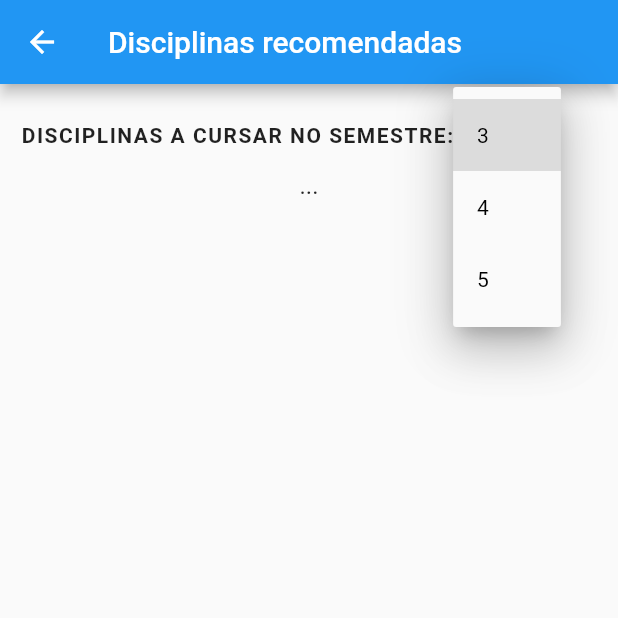
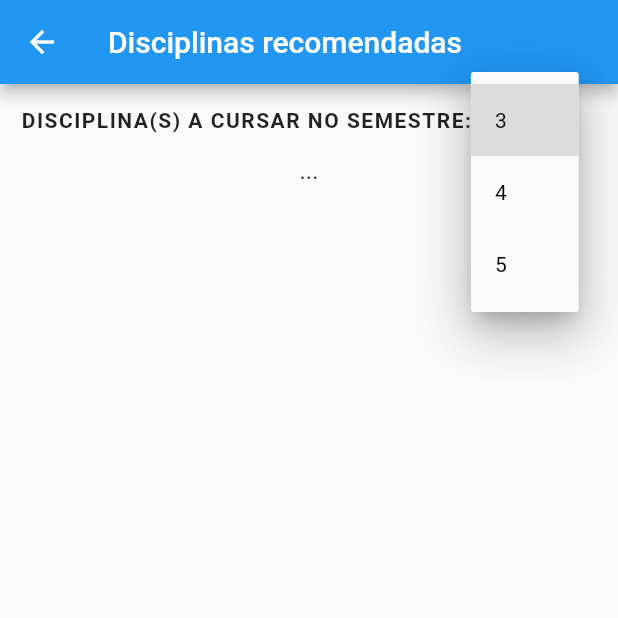
Before and after one commit to EbonyMarques/FPA, a Flutter app: the RecommendedClassesPage screen opened directly with empty values, after a tap on an icon or button, on a phone screen of 412 x 824 dp, the top half of it. Run offline on Flutter 3.47's test engine with Material 2 defaults, Android fonts, the phone set to English and light mode, and no system bars; our stand-ins replace firebase_auth, firebase_core, firebase_database, flutter_secure_storage; accounts and stored records are empty.

Commit message:
Atualizando repositório

```diff
--- a/lib/recommended_classes_page.dart
+++ b/lib/recommended_classes_page.dart
@@ -95,111 +95,18 @@ class _RecommendedClassesPageState extends State<RecommendedClassesPage> {
                 () => false); //onWillPop is Future<bool> so return false
           },
           child: Padding(
-            padding: const EdgeInsets.all(10),
+            padding: _allClasses.length >= 3
+                ? EdgeInsets.fromLTRB(10, 0, 10, 10)
+                : EdgeInsets.fromLTRB(10, 15, 10, 10),
             child: Column(
-              children: [
-                // Container(
-                //   margin: const EdgeInsets.all(0.0),
-                //   padding: const EdgeInsets.all(10.0),
-                //   decoration: BoxDecoration(
-                //     border: Border.all(width: 1.0),
-                //     borderRadius: BorderRadius.all(Radius.circular(
-                //             5.0) //                 <--- border radius here
-                //         ),
-                //   ), //             <--- BoxDecoration here
-                //   child: Column(
-                //     children: [
-                //       Text(
-                //         'QTDE. DE DISCIPLINAS RECOMENDADAS',
-                //         textAlign: TextAlign.right,
-                //         style: TextStyle(
-                //             fontWeight: FontWeight.bold,
-                //             fontSize: 14,
-                //             letterSpacing: 1),
-                //       ),
-                //       _allClasses.length > 2
-                //           ? DropdownButton<String>(
-                //               value: dropdownValue,
-                //               icon: const Icon(Icons.arrow_downward),
-                //               elevation: 16,
-                //               style: widget.darkMode
-                //                   ? const TextStyle(color: Colors.white)
-                //                   : const TextStyle(color: Colors.black),
-                //               underline: widget.darkMode
-                //                   ? Container(
-                //                       height: 2,
-                //                       color: Colors.white,
-                //                     )
-                //                   : Container(
-                //                       height: 2,
-                //                       color: Colors.black,
-                //                     ),
-                //               onChanged: (String? newValue) {
-                //                 setState(() {
-                //                   dropdownValue = newValue!;
-                //                 });
-                //               },
-                //               items: _allClasses.length >= 5
-                //                   ? <String>['3', '4', '5']
-                //                       .map<DropdownMenuItem<String>>(
-                //                           (String value) {
-                //                       return DropdownMenuItem<String>(
-                //                         value: value,
-                //                         child: Text(value),
-                //                       );
-                //                     }).toList()
-                //                   : _allClasses.length == 4
-                //                       ? <String>['3', '4']
-                //                           .map<DropdownMenuItem<String>>(
-                //                               (String value) {
-                //                           return DropdownMenuItem<String>(
-                //                             value: value,
-                //                             child: Text(value),
-                //                           );
-                //                         }).toList()
-                //                       : _allClasses.length == 3
-                //                           ? <String>['3']
-                //                               .map<DropdownMenuItem<String>>(
-                //                                   (String value) {
-                //                               return DropdownMenuItem<String>(
-                //                                 value: value,
-                //                                 child: Text(value),
-                //                               );
-                //                             }).toList()
-                //                           : _allClasses.length == 2
-                //                               ? <String>[
-                //                                   '2'
-                //                                 ].map<DropdownMenuItem<String>>(
-                //                                   (String value) {
-                //                                   return DropdownMenuItem<
-                //                                       String>(
-                //                                     value: value,
-                //                                     child: Text(value),
-                //                                   );
-                //                                 }).toList()
-                //                               : <String>[
-                //                                   '1'
-                //                                 ].map<DropdownMenuItem<String>>(
-                //                                   (String value) {
-                //                                   return DropdownMenuItem<
-                //                                       String>(
-                //                                     value: value,
-                //                                     child: Text(value),
-                //                                   );
-                //                                 }).toList(),
-                //             )
-                //           : SizedBox(),
-                //     ],
-                //   ),
-                // ),
-                // SizedBox(
-                //   height: 10,
-                // ),
+              children: widget.selectedClasses.length == 20
+                  ? [Text('Todas as disciplinas foram cursadas.')]
+                  : [
                       Row(
                         // crossAxisAlignment: CrossAxisAlignment.center,
                         children: [
                           Text(
-                      'DISCIPLINAS A CURSAR NO SEMESTRE: ',
+                            'DISCIPLINA(S) A CURSAR NO SEMESTRE: ',
                             textAlign: TextAlign.right,
                             style: TextStyle(
                                 fontWeight: FontWeight.bold,
@@ -251,27 +158,33 @@ class _RecommendedClassesPageState extends State<RecommendedClassesPage> {
                                               );
                                             }).toList()
                                           : _allClasses.length == 3
-                                        ? <String>['3']
-                                            .map<DropdownMenuItem<String>>(
+                                              ? <String>[
+                                                  '3'
+                                                ].map<DropdownMenuItem<String>>(
                                                   (String value) {
-                                            return DropdownMenuItem<String>(
+                                                  return DropdownMenuItem<
+                                                      String>(
                                                     value: value,
                                                     child: Text(value),
                                                   );
                                                 }).toList()
                                               : _allClasses.length == 2
-                                            ? <String>['2']
-                                                .map<DropdownMenuItem<String>>(
+                                                  ? <String>[
+                                                      '2'
+                                                    ].map<DropdownMenuItem<String>>(
                                                       (String value) {
-                                                return DropdownMenuItem<String>(
+                                                      return DropdownMenuItem<
+                                                          String>(
                                                         value: value,
                                                         child: Text(value),
                                                       );
                                                     }).toList()
-                                            : <String>['1']
-                                                .map<DropdownMenuItem<String>>(
+                                                  : <String>[
+                                                      '1'
+                                                    ].map<DropdownMenuItem<String>>(
                                                       (String value) {
-                                                return DropdownMenuItem<String>(
+                                                      return DropdownMenuItem<
+                                                          String>(
                                                         value: value,
                                                         child: Text(value),
                                                       );
@@ -280,33 +193,12 @@ class _RecommendedClassesPageState extends State<RecommendedClassesPage> {
                               : SizedBox(),
                         ],
                       ),
+                      SizedBox(
+                        height: _allClasses.length >= 3 ? 0 : 10,
+                      ),
                       Expanded(
                         child: widget.selectedClasses.isNotEmpty
-                      ?
-                      // ListView.builder(
-                      //     itemCount: widget.selectedClasses.length,
-                      //     itemBuilder: (context, index) => ListTile(
-                      //           // leading: Text(
-                      //           //   _foundClasses[index]["id"].toString(),
-                      //           //   style: const TextStyle(fontSize: 24),
-                      //           // ),
-                      //           title:
-                      //               Text(widget.selectedClasses[index]['name']),
-                      //           // subtitle: Text(
-                      //           //     '${_foundClasses[index]["age"].toString()} years old'),
-                      //           trailing: widget.selectedClasses[index]
-                      //                   ['isSelected']
-                      //               ? Icon(
-                      //                   Icons.check_circle,
-                      //                   color: Colors.green[700],
-                      //                 )
-                      //               : Icon(
-                      //                   Icons.check_circle_outline,
-                      //                   color: Colors.grey,
-                      //                 ),
-                      //         ))
-
-                      ListView.builder(
+                            ? ListView.builder(
                                 // itemCount: _allClasses.length,
                                 itemCount: _allClasses.length > 3
                                     ? int.parse(dropdownValue)
@@ -319,7 +211,8 @@ class _RecommendedClassesPageState extends State<RecommendedClassesPage> {
                                       // dense: true,
                                       contentPadding:
                                           EdgeInsets.fromLTRB(10, 0, 0, 0),
-                                visualDensity: VisualDensity(vertical: -2.5),
+                                      visualDensity:
+                                          VisualDensity(vertical: -2.5),
                                     ))
                             : const Text(
                                 '...',
```
Also changed, not shown: rep/create account screen.png (added), rep/home page screen vazia sem drawer.png (added), rep/home page screen vazia.png (added), rep/home screen com drawer.png (added), rep/home screen sem drawer.png (added), rep/login screen.png (added), rep/recommended classes screen.png (added), rep/select classes screen.png (added), 1 other file. Lines whose indentation alone changed are shown as unchanged.
